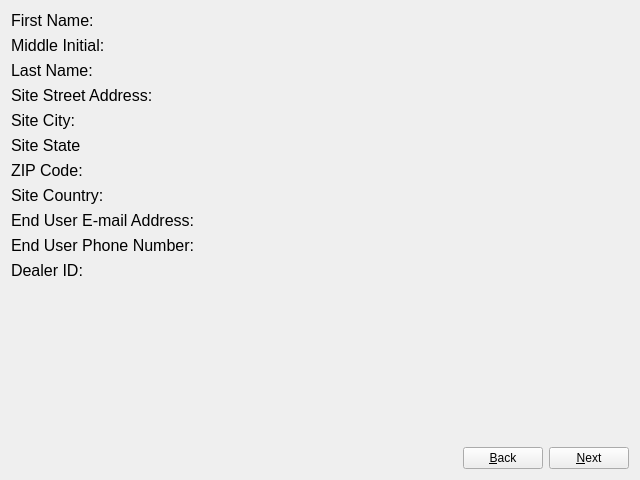
Old version of the form oobwizard/ui/enduserregistrationsummarystep.ui in the repository bluusystemsinc/bluu.
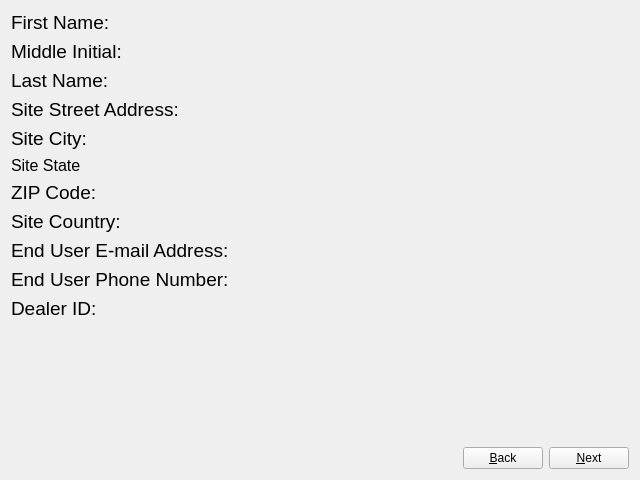
New version of the form.

Commit message: removed qjson header

```diff
--- a/oobwizard/ui/enduserregistrationsummarystep.ui
+++ b/oobwizard/ui/enduserregistrationsummarystep.ui
@@ -28,7 +28,7 @@
         <widget class="QLabel" name="label_2">
          <property name="font">
           <font>
-           <pointsize>12</pointsize>
+           <pointsize>14</pointsize>
           </font>
          </property>
          <property name="text">
@@ -51,7 +51,7 @@
         <widget class="QLabel" name="label">
          <property name="font">
           <font>
-           <pointsize>12</pointsize>
+           <pointsize>14</pointsize>
           </font>
          </property>
          <property name="text">
@@ -74,7 +74,7 @@
         <widget class="QLabel" name="label_4">
          <property name="font">
           <font>
-           <pointsize>12</pointsize>
+           <pointsize>14</pointsize>
           </font>
          </property>
          <property name="text">
@@ -97,7 +97,7 @@
         <widget class="QLabel" name="label_3">
          <property name="font">
           <font>
-           <pointsize>12</pointsize>
+           <pointsize>14</pointsize>
           </font>
          </property>
          <property name="text">
@@ -120,7 +120,7 @@
         <widget class="QLabel" name="label_7">
          <property name="font">
           <font>
-           <pointsize>12</pointsize>
+           <pointsize>14</pointsize>
           </font>
          </property>
          <property name="text">
@@ -141,6 +141,11 @@
       <layout class="QHBoxLayout" name="horizontalLayout_7">
        <item>
         <widget class="QLabel" name="label_12">
+         <property name="font">
+          <font>
+           <pointsize>14</pointsize>
+          </font>
+         </property>
          <property name="text">
           <string>&lt;html&gt;&lt;head/&gt;&lt;body&gt;&lt;p&gt;&lt;span style=&quot; font-size:12pt;&quot;&gt;Site State&lt;/span&gt;&lt;/p&gt;&lt;/body&gt;&lt;/html&gt;</string>
          </property>
@@ -161,7 +166,7 @@
         <widget class="QLabel" name="label_13">
          <property name="font">
           <font>
-           <pointsize>12</pointsize>
+           <pointsize>14</pointsize>
           </font>
          </property>
          <property name="text">
@@ -184,7 +189,7 @@
         <widget class="QLabel" name="label_15">
          <property name="font">
           <font>
-           <pointsize>12</pointsize>
+           <pointsize>14</pointsize>
           </font>
          </property>
          <property name="text">
@@ -207,7 +212,7 @@
         <widget class="QLabel" name="label_17">
          <property name="font">
           <font>
-           <pointsize>12</pointsize>
+           <pointsize>14</pointsize>
           </font>
          </property>
          <property name="text">
@@ -230,7 +235,7 @@
         <widget class="QLabel" name="label_6">
          <property name="font">
           <font>
-           <pointsize>12</pointsize>
+           <pointsize>14</pointsize>
           </font>
          </property>
          <property name="text">
@@ -253,7 +258,7 @@
         <widget class="QLabel" name="label_14">
          <property name="font">
           <font>
-           <pointsize>12</pointsize>
+           <pointsize>14</pointsize>
           </font>
          </property>
          <property name="text">
```
The commit also changes 1 other file.
